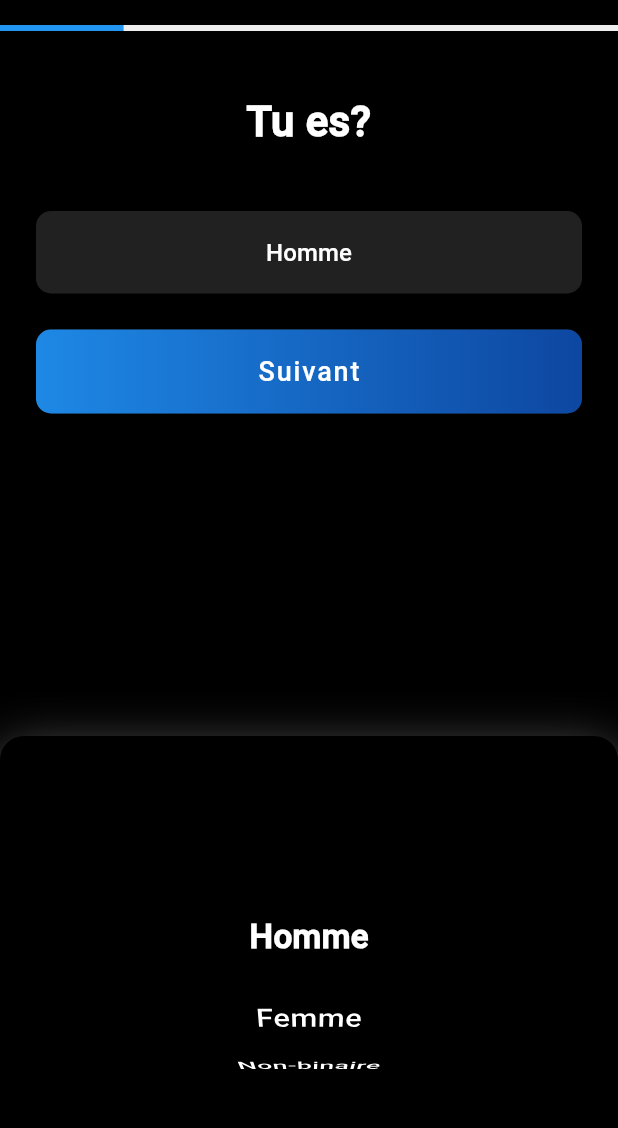
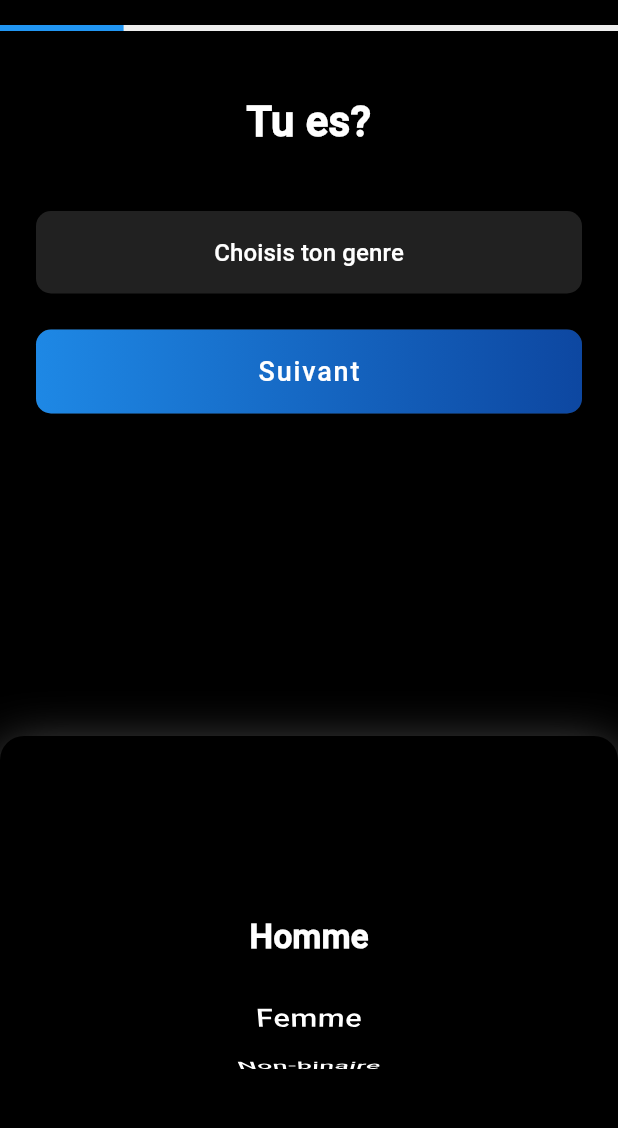
Before and after one commit to Hectotor/vote, a Flutter app: the MultiStepInscription screen opened directly, on a phone screen of 412 x 824 dp, the part 59-1187 px from its top. Run offline on Flutter 3.47's test engine with Material 3 defaults, Android fonts, the phone set to English and light mode, and no system bars; our stand-ins replace cached_network_image, cloud_firestore, cloud_functions, firebase_auth, firebase_core, firebase_storage and 3 more; missing offline and left inert: mailer; accounts and stored records are empty.

```diff
--- a/lib/INSCRIPTION/steps/birth_date_step.dart
+++ b/lib/INSCRIPTION/steps/birth_date_step.dart
@@ -63,7 +63,7 @@ class _BirthDateStepState extends State<BirthDateStep> {
                   ),
                   child: Text(
                     widget.dateNaissanceController.text.isEmpty
-                        ? 'Sélectionner une date'
+                        ? 'Sélectionne une date'
                         : widget.dateNaissanceController.text,
                     style: const TextStyle(fontSize: 16),
                   ),
--- a/lib/INSCRIPTION/steps/gender_step.dart
+++ b/lib/INSCRIPTION/steps/gender_step.dart
@@ -55,7 +55,7 @@ class _GenderStepState extends State<GenderStep> {
                   ),
                   child: Text(
                     widget.genderController.text.isEmpty
-                        ? 'Homme'
+                        ? 'Choisis ton genre'
                         : widget.genderController.text,
                     style: const TextStyle(fontSize: 16),
                   ),
```
